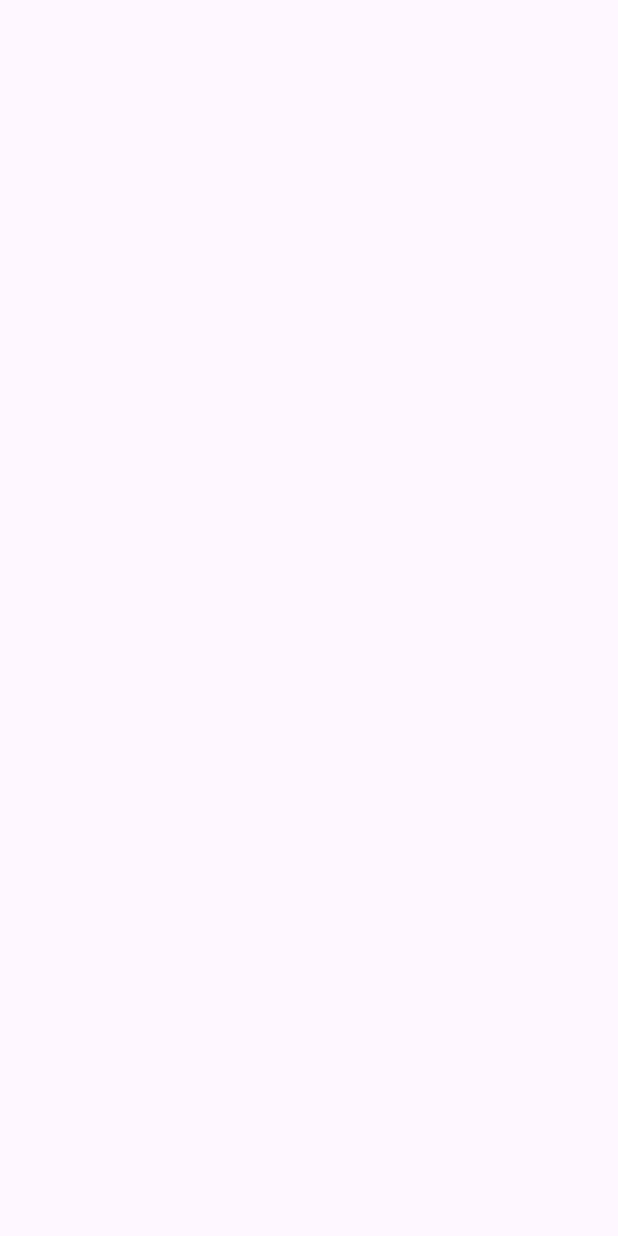
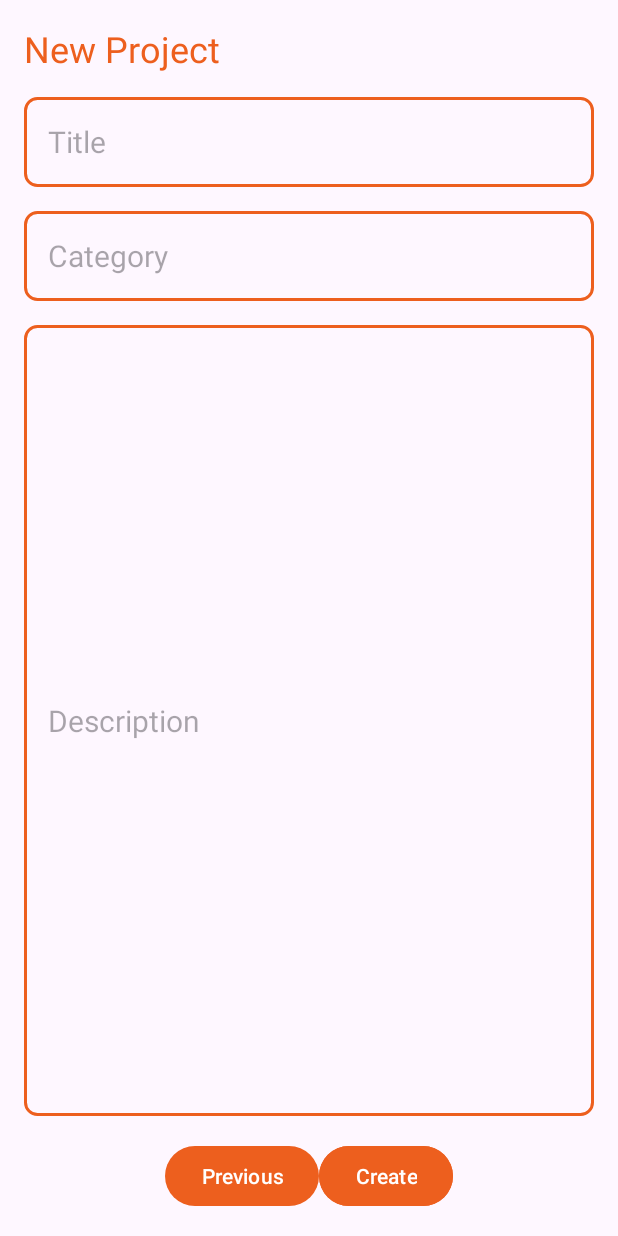
Before and after one commit to Lolinatorishere/pmeuEpocaEspecial, an Android app built with Jetpack Compose: the AddProjectActivity screen opened directly, with no data from a screen before it, on a phone screen of 412 x 824 dp. Before the commit the screen is empty. Run offline under Robolectric (Android 15) with nearby library versions, the phone set to English and light mode, and no system bars; our stand-ins replace navigation-ui.

```diff
--- a/app/src/main/java/com/example/pmeuepocaespecial/activities/admin/ProjectActivity.kt
+++ /dev/null
@@ -1,4 +0,0 @@
-package com.example.pmeuepocaespecial.activities.admin
-
-class ProjectActivity {
-}
--- a/app/src/main/java/com/example/pmeuepocaespecial/activities/user/MainActivity.kt
+++ b/app/src/main/java/com/example/pmeuepocaespecial/activities/user/MainActivity.kt
@@ -51,6 +51,7 @@ class MainActivity : AppCompatActivity() {
                 if(user.userPermission == 1){
                     val intent = Intent(this, AddProjectActivity::class.java)
                     startActivity(intent)
+                    finish()
                 }else{
                     Toast.makeText(this, R.string.permission_error, Toast.LENGTH_SHORT).show()
                 }
@@ -61,7 +62,6 @@ class MainActivity : AppCompatActivity() {
 
     }
     private fun initializeRecyclerView() {
-        // Assuming you have a method to fetch or generate a list of projects
         val projectsList = fetchProjects()
 
         val projectAdapter = ProjectAdapter(projectsList, this)
@@ -75,11 +75,10 @@ class MainActivity : AppCompatActivity() {
         if (!userAuth.checkLoginStatus()) {
             val loginIntent = Intent(this, LoginActivity::class.java)
             startActivity(loginIntent)
-            finish() // Optional: Finish MainActivity to remove it from the back stack
+            finish()
         }
     }
 
-    // Implement fetchProjects() to retrieve your data
     private fun fetchProjects(): List<Project> {
         val projects: MutableList<Project> = mutableListOf()
         projects.addAll(dbHelper.getAllProjects())
--- a/app/src/main/java/com/example/pmeuepocaespecial/adapters/ProjectAdapter.kt
+++ b/app/src/main/java/com/example/pmeuepocaespecial/adapters/ProjectAdapter.kt
@@ -32,7 +32,7 @@ class ProjectAdapter(private val projectList: List<Project>, private val context
         val currentItem = projectList[position]
         holder.projectImage.setImageResource(R.mipmap.ic_launcher)
         holder.projectName.text = currentItem.title
-        holder.projectCategory.text = currentItem.title
+        holder.projectCategory.text = currentItem.category
         holder.projectButton.setOnClickListener {
             projectIntent.putExtra("projectId", currentItem.id)
             context.startActivity(projectIntent)
--- /dev/null
+++ b/app/src/main/java/com/example/pmeuepocaespecial/adapters/UserAdapter.kt
@@ -0,0 +1,4 @@
+package com.example.pmeuepocaespecial.adapters
+
+class UserAdapter {
+}
--- a/app/src/main/java/com/example/pmeuepocaespecial/helpers/DatabaseHelper.kt
+++ b/app/src/main/java/com/example/pmeuepocaespecial/helpers/DatabaseHelper.kt
@@ -190,7 +190,7 @@ class DatabaseHelper(context: Context) :
         return true //username is unique
     }
 
-    private fun checkTitleUniqueness(title: String): Boolean {
+     fun checkTitleUniqueness(title: String): Boolean {
         val db = readableDatabase
         val query = "SELECT * FROM projects WHERE title = '$title'"
         val cursor = db.rawQuery(query, null)
@@ -346,7 +346,7 @@ class DatabaseHelper(context: Context) :
                 cursor.getInt(cursor.getColumnIndexOrThrow("id")),
                 cursor.getString(cursor.getColumnIndexOrThrow("title")),
                 cursor.getString(cursor.getColumnIndexOrThrow("description")),
-                cursor.getString(cursor.getColumnIndexOrThrow("date")),
+                cursor.getString(cursor.getColumnIndexOrThrow("date_created")),
                 cursor.getInt(cursor.getColumnIndexOrThrow("status")),
                 cursor.getString(cursor.getColumnIndexOrThrow("category"))
             )
--- a/app/src/main/res/layout/activity_add_project.xml
+++ b/app/src/main/res/layout/activity_add_project.xml
@@ -1,35 +1,86 @@
 <?xml version="1.0" encoding="utf-8"?>
-<androidx.coordinatorlayout.widget.CoordinatorLayout
+<ScrollView xmlns:android="http://schemas.android.com/apk/res/android"
+    android:layout_width="match_parent"
+    android:layout_height="match_parent"
+    android:fillViewport="true">
+
+<RelativeLayout
     xmlns:android="http://schemas.android.com/apk/res/android"
-    xmlns:app="http://schemas.android.com/apk/res-auto"
     xmlns:tools="http://schemas.android.com/tools"
     android:layout_width="match_parent"
     android:layout_height="match_parent"
-    android:fitsSystemWindows="true"
+    android:orientation="vertical"
+    android:padding="16dp"
     tools:context=".activities.admin.AddProjectActivity">
 
-    <com.google.android.material.appbar.AppBarLayout
+    <TextView
+        android:id="@+id/PageTitle"
+        android:layout_width="wrap_content"
+        android:layout_height="wrap_content"
+        android:layout_alignParentTop="true"
+        android:text="@string/create_project_title"
+        android:textColor="@color/orange"
+        android:textSize="24sp"
+        tools:layout_editor_absoluteX="16dp"
+        tools:layout_editor_absoluteY="16dp" />
+
+    <EditText
+        android:id="@+id/addProjectName"
+        android:layout_width="match_parent"
+        android:layout_height="60dp"
+        android:layout_below="@id/PageTitle"
+        android:layout_marginTop="16dp"
+        android:hint="@string/create_project_title_hint"
+        android:textSize="20sp"
+        android:background="@drawable/orange_border"
+        android:paddingStart="16dp"
+        android:maxLines="1"/>
+
+    <EditText
+        android:id="@+id/addProjectCategory"
+        android:layout_width="match_parent"
+        android:layout_height="60dp"
+        android:layout_below="@id/addProjectName"
+        android:layout_marginTop="16dp"
+        android:hint="@string/create_project_category_hint"
+        android:textSize="20sp"
+        android:background="@drawable/orange_border"
+        android:paddingStart="16dp"
+        android:maxLines="1"/>
+    <EditText
+        android:id="@+id/addProjectDescription"
+        android:layout_width="match_parent"
+        android:layout_height="match_parent"
+        android:layout_below="@id/addProjectCategory"
+        android:layout_above="@id/buttonLayout"
+        android:layout_marginTop="16dp"
+        android:layout_marginBottom="16dp"
+        android:hint="@string/create_project_description_hint"
+        android:textSize="20sp"
+        android:background="@drawable/orange_border"
+        android:paddingStart="16dp"
+        android:maxLines="1"/>
+
+    <LinearLayout
+        android:id="@+id/buttonLayout"
         android:layout_width="match_parent"
         android:layout_height="wrap_content"
-        android:fitsSystemWindows="true">
+        android:layout_alignParentBottom="true"
+        android:orientation="horizontal"
+        android:gravity="center">
+        <Button
+            android:id="@+id/returnButton"
+            android:layout_width="wrap_content"
+            android:layout_height="wrap_content"
+            android:text="@string/previous" />
+        <Button
+            android:id="@+id/registerButton"
+            android:layout_width="wrap_content"
+            android:layout_height="wrap_content"
+            android:backgroundTint="@color/orange"
+            android:textColor="@color/white"
+            android:text="@string/create_project" />
+    </LinearLayout>
 
-        <com.google.android.material.appbar.MaterialToolbar
-            android:id="@+id/toolbar"
-            android:layout_width="match_parent"
-            android:layout_height="?attr/actionBarSize" />
-
-    </com.google.android.material.appbar.AppBarLayout>
-
-    <include layout="@layout/content_add_project" />
-
-    <com.google.android.material.floatingactionbutton.FloatingActionButton
-        android:id="@+id/fab"
-        android:layout_width="wrap_content"
-        android:layout_height="wrap_content"
-        android:layout_gravity="bottom|end"
-        android:layout_marginEnd="@dimen/fab_margin"
-        android:layout_marginBottom="16dp"
-        app:srcCompat="@drawable/baseline_add_24" />
-    <!-- Todo: Create additional input fields for Project type -->
-
-</androidx.coordinatorlayout.widget.CoordinatorLayout>
+</RelativeLayout>
+</ScrollView>
--- a/app/src/main/res/values/strings.xml
+++ b/app/src/main/res/values/strings.xml
@@ -98,5 +98,13 @@
     <string name="register_error_not_unique_username">Username Already Taken</string>
     <string name="select_project">Select</string>
     <string name="permission_error">You do not have the Permissions</string>
+    <string name="create_project_title_hint">Title</string>
+    <string name="create_project_category_hint">Category</string>
+    <string name="create_project_description_hint">Description</string>
+    <string name="create_project_title">New Project</string>
+    <string name="create_project">Create</string>
+    <string name="create_project_no_input">Please Fill Out All Fields</string>
+    <string name="create_project_success">Project Created Successfully</string>
+    <string name="create_project_title_non_unique">The Project Title has been Taken</string>
 
 </resources>
```
Also changed, not shown: app/src/main/java/com/example/pmeuepocaespecial/activities/admin/AddProjectActivity.kt (+51 -22 lines), app/src/main/java/com/example/pmeuepocaespecial/adapters/TaskAdapter.kt (added, +40 -0 lines), app/src/main/res/layout/content_add_project.xml (+45 -4 lines), app/src/main/res/layout/task_item_layout.xml (added, +37 -0 lines), 1 other file.
